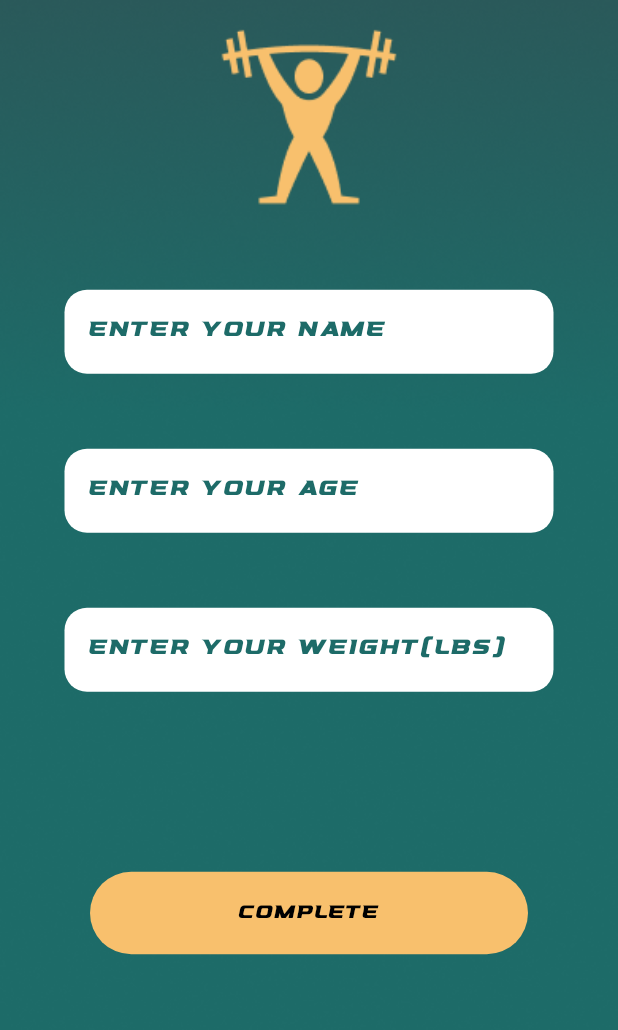
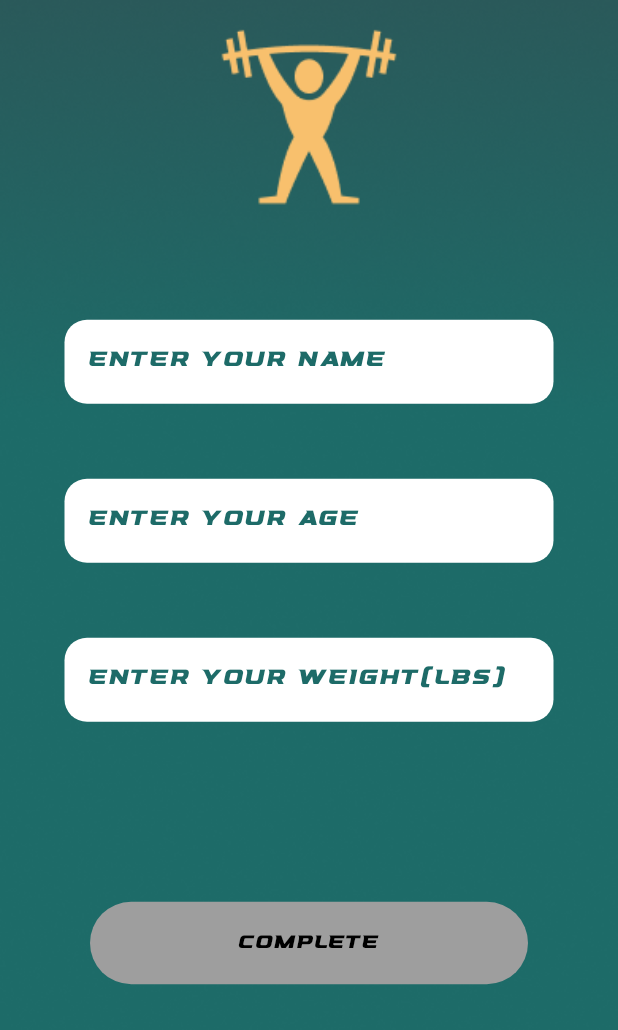
Before and after one commit to IrunguNjagi/FitFusion, a Flutter app: the DetailsPage screen opened directly, on a phone screen of 412 x 824 dp, the part 206-1236 px from its top. Run offline on Flutter 3.47's test engine with Material 3 defaults, Android fonts, the phone set to English and light mode, and no system bars; our stand-ins replace google_fonts, google_nav_bar, shared_preferences; accounts and stored records are empty.

Commit message:
Null check added on details page

```diff
--- a/lib/pages/details.dart
+++ b/lib/pages/details.dart
@@ -13,6 +13,11 @@ class _DetailsPageState extends State<DetailsPage> {
   final TextEditingController _nameController = TextEditingController();
   final TextEditingController _ageController = TextEditingController();
   final TextEditingController _weightController = TextEditingController();
+
+  bool get _isFilled =>
+      _nameController.text.isNotEmpty &&
+      _ageController.text.isNotEmpty &&
+      _weightController.text.isNotEmpty;
 
   void _saveDetails() async {
     final prefs = await SharedPreferences.getInstance();
@@ -50,11 +55,10 @@ class _DetailsPageState extends State<DetailsPage> {
               ),
             ),
           ),
-          const SizedBox(height: 30),
           Center(
             child: Padding(
               padding: const EdgeInsets.only(
-                top: 280.0,
+                top: 320.0,
                 left: 43,
                 right: 43,
               ),
@@ -71,60 +75,61 @@ class _DetailsPageState extends State<DetailsPage> {
                       ),
                       fillColor: Colors.white,
                       filled: true,
-                      border: OutlineInputBorder(
+                      border: UnderlineInputBorder(
                         borderRadius: BorderRadius.circular(15),
                         borderSide: BorderSide.none,
                       ),
                     ),
+                    onChanged: (_) => setState(() {}),
                   ),
-                  SizedBox(height: 50),
+                  const SizedBox(height: 50),
                   TextField(
                     controller: _ageController,
                     keyboardType: TextInputType.number,
                     decoration: InputDecoration(
                       labelText: 'Enter your age',
-                      labelStyle: const TextStyle(
+                      labelStyle: TextStyle(
                         fontFamily: 'Rufner',
                         color: Color(0xFF1D6B68),
                       ),
                       fillColor: Colors.white,
                       filled: true,
-                      border: OutlineInputBorder(
+                      border: UnderlineInputBorder(
                         borderRadius: BorderRadius.circular(15),
                         borderSide: BorderSide.none,
                       ),
                     ),
+                    onChanged: (_) => setState(() {}),
                   ),
-                  SizedBox(height: 50),
+                  const SizedBox(height: 50),
                   TextField(
                     controller: _weightController,
                     keyboardType: TextInputType.number,
                     decoration: InputDecoration(
                       labelText: 'Enter your weight(lbs)',
-                      labelStyle: const TextStyle(
+                      labelStyle: TextStyle(
                         fontFamily: 'Rufner',
                         color: Color(0xFF1D6B68),
                       ),
                       fillColor: Colors.white,
                       filled: true,
-                      border: OutlineInputBorder(
+                      border: UnderlineInputBorder(
                         borderRadius: BorderRadius.circular(15),
                         borderSide: BorderSide.none,
                       ),
                     ),
+                    onChanged: (_) => setState(() {}),
                   ),
                   const SizedBox(height: 120),
                   GestureDetector(
-                    onTap: () {
-                      _saveDetails();
-                    },
+                    onTap: _isFilled ? _saveDetails : null,
                     child: Container(
                       alignment: Alignment.center,
                       height: 55,
                       width: 292,
                       decoration: BoxDecoration(
                         borderRadius: BorderRadius.circular(57.0),
-                        color: const Color(0xFFF8C06D),
+                        color: _isFilled ? Color(0xFFF8C06D) : Colors.grey,
                       ),
                       child: const Text(
                         "COMPLETE",
```
